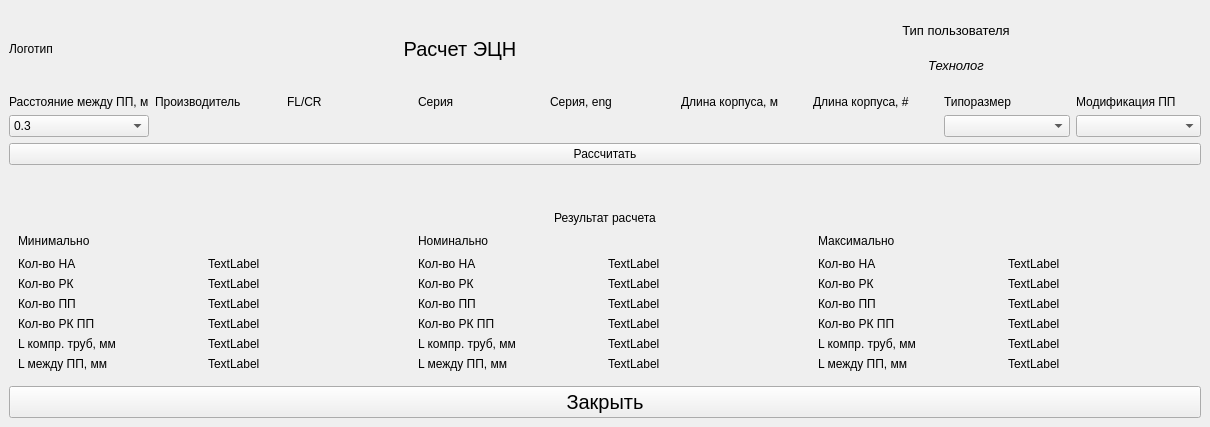
Qt form pumpCalc_window.ui (yn4kwert/Technologist) before a commit.
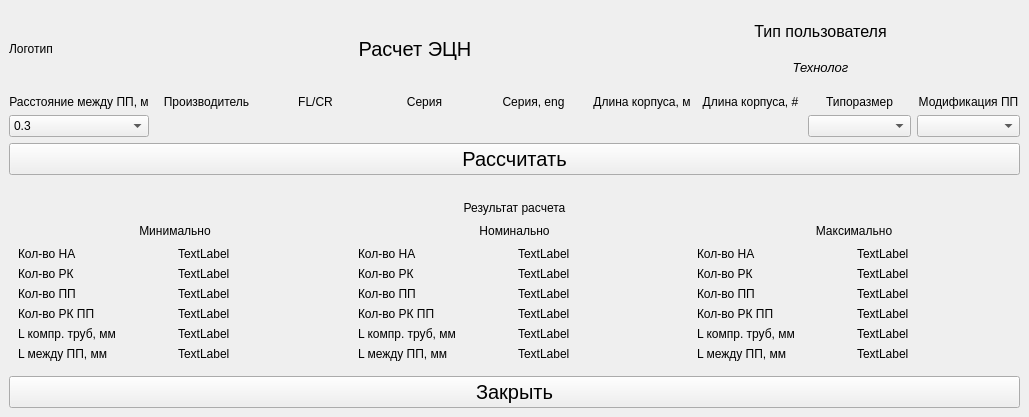
The same form after that commit.

```diff
--- a/pumpCalc_window.ui
+++ b/pumpCalc_window.ui
@@ -6,8 +6,8 @@
    <rect>
     <x>0</x>
     <y>0</y>
-    <width>1210</width>
-    <height>427</height>
+    <width>1029</width>
+    <height>417</height>
    </rect>
   </property>
   <property name="windowTitle">
@@ -84,10 +84,16 @@
             </property>
             <property name="font">
              <font>
-              <family>MS Sans Serif</family>
-              <pointsize>10</pointsize>
+              <family>Arial</family>
+              <pointsize>12</pointsize>
+              <weight>9</weight>
+              <italic>false</italic>
+              <bold>false</bold>
              </font>
             </property>
+            <property name="styleSheet">
+             <string notr="true">font: 75 12pt &quot;Arial&quot;;</string>
+            </property>
             <property name="text">
              <string>Тип пользователя</string>
             </property>
@@ -149,6 +155,9 @@
           <property name="text">
            <string>Длина корпуса, м</string>
           </property>
+          <property name="alignment">
+           <set>Qt::AlignCenter</set>
+          </property>
          </widget>
         </item>
         <item row="0" column="0">
@@ -156,6 +165,9 @@
           <property name="text">
            <string>Расстояние между ПП, м</string>
           </property>
+          <property name="alignment">
+           <set>Qt::AlignCenter</set>
+          </property>
          </widget>
         </item>
         <item row="0" column="7">
@@ -163,6 +175,9 @@
           <property name="text">
            <string>Типоразмер</string>
           </property>
+          <property name="alignment">
+           <set>Qt::AlignCenter</set>
+          </property>
          </widget>
         </item>
         <item row="0" column="4">
@@ -170,6 +185,9 @@
           <property name="text">
            <string>Серия, eng</string>
           </property>
+          <property name="alignment">
+           <set>Qt::AlignCenter</set>
+          </property>
          </widget>
         </item>
         <item row="0" column="3">
@@ -177,6 +195,9 @@
           <property name="text">
            <string>Серия</string>
           </property>
+          <property name="alignment">
+           <set>Qt::AlignCenter</set>
+          </property>
          </widget>
         </item>
         <item row="0" column="1">
@@ -184,6 +205,9 @@
           <property name="text">
            <string>Производитель</string>
           </property>
+          <property name="alignment">
+           <set>Qt::AlignCenter</set>
+          </property>
          </widget>
         </item>
         <item row="0" column="2">
@@ -191,6 +215,9 @@
           <property name="text">
            <string>FL/CR</string>
           </property>
+          <property name="alignment">
+           <set>Qt::AlignCenter</set>
+          </property>
          </widget>
         </item>
         <item row="0" column="6">
@@ -198,6 +225,9 @@
           <property name="text">
            <string>Длина корпуса, #</string>
           </property>
+          <property name="alignment">
+           <set>Qt::AlignCenter</set>
+          </property>
          </widget>
         </item>
         <item row="0" column="8">
@@ -205,6 +235,9 @@
           <property name="text">
            <string>Модификация ПП</string>
           </property>
+          <property name="alignment">
+           <set>Qt::AlignCenter</set>
+          </property>
          </widget>
         </item>
         <item row="1" column="7">
@@ -217,6 +250,17 @@
       </item>
       <item>
        <widget class="QPushButton" name="pushButtonCalculate">
+        <property name="font">
+         <font>
+          <family>MS Sans Serif</family>
+          <pointsize>15</pointsize>
+          <weight>50</weight>
+          <bold>false</bold>
+         </font>
+        </property>
+        <property name="cursor">
+         <cursorShape>PointingHandCursor</cursorShape>
+        </property>
         <property name="text">
          <string>Рассчитать</string>
         </property>
@@ -227,6 +271,9 @@
         <property name="orientation">
          <enum>Qt::Vertical</enum>
         </property>
+        <property name="sizeType">
+         <enum>QSizePolicy::Expanding</enum>
+        </property>
         <property name="sizeHint" stdset="0">
          <size>
           <width>20</width>
@@ -254,6 +301,9 @@
                <verstretch>0</verstretch>
               </sizepolicy>
              </property>
+             <property name="styleSheet">
+              <string notr="true">font: 75 12pt &quot;Arial&quot;;</string>
+             </property>
              <property name="text">
               <string>Результат расчета</string>
              </property>
@@ -533,9 +583,15 @@
              </item>
              <item row="0" column="4">
               <widget class="QLabel" name="labelMaxRes">
+               <property name="styleSheet">
+                <string notr="true">font: 75 12pt &quot;Arial&quot;;</string>
+               </property>
                <property name="text">
                 <string>Максимально</string>
                </property>
+               <property name="alignment">
+                <set>Qt::AlignCenter</set>
+               </property>
               </widget>
              </item>
              <item row="0" column="1">
@@ -572,16 +628,28 @@
              </item>
              <item row="0" column="2">
               <widget class="QLabel" name="labelNomRes">
+               <property name="styleSheet">
+                <string notr="true">font: 75 12pt &quot;Arial&quot;;</string>
+               </property>
                <property name="text">
                 <string>Номинально</string>
                </property>
+               <property name="alignment">
+                <set>Qt::AlignCenter</set>
+               </property>
               </widget>
              </item>
              <item row="0" column="0">
               <widget class="QLabel" name="labelMinRes">
+               <property name="styleSheet">
+                <string notr="true">font: 75 12pt &quot;Arial&quot;;</string>
+               </property>
                <property name="text">
                 <string>Минимально</string>
                </property>
+               <property name="alignment">
+                <set>Qt::AlignCenter</set>
+               </property>
               </widget>
              </item>
             </layout>
```
